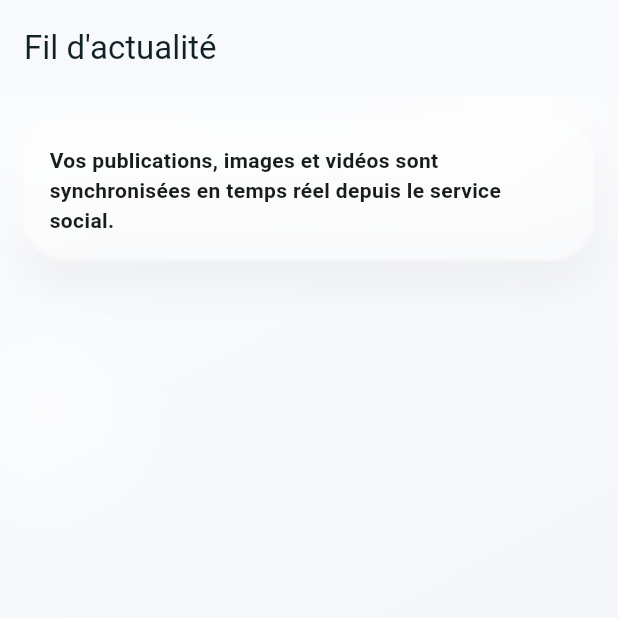
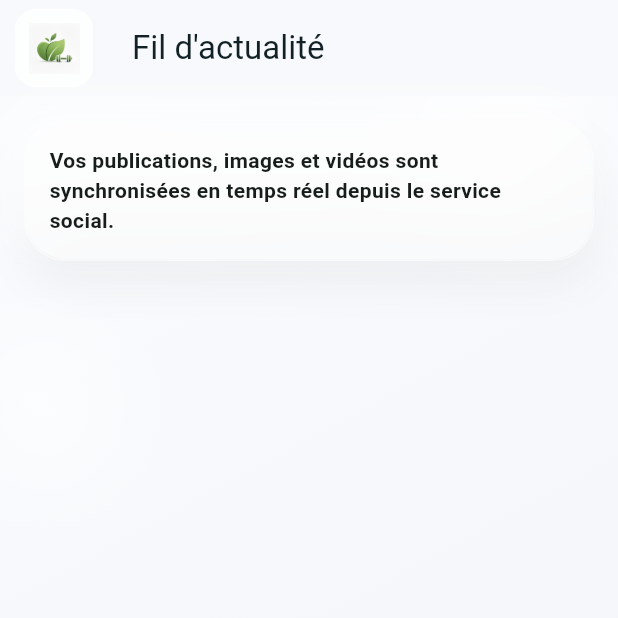
Before and after one commit to TEAM-MSPR-EPSI/health_ai_application, a Flutter app: the FeedPage screen opened directly, on a phone screen of 412 x 824 dp, the top half of it. Run offline on Flutter 3.47's test engine with Material 3 defaults, Android fonts, the phone set to English and light mode, and no system bars; our stand-ins replace device_info_plus, get, image_picker, shared_preferences, video_player, visibility_detector; accounts and stored records are empty.

```diff
--- a/lib/pages/feed_page.dart
+++ b/lib/pages/feed_page.dart
@@ -2,6 +2,7 @@ import 'package:flutter/material.dart';
 import 'package:get/get.dart';
 import 'package:health_ai_application/controllers/auth_controller.dart';
 import 'package:health_ai_application/controllers/feed_controller.dart';
+import 'package:health_ai_application/widgets/app_logo.dart';
 import 'package:health_ai_application/widgets/frosted_surface.dart';
 import 'package:health_ai_application/widgets/post_card.dart';
 
@@ -16,6 +17,7 @@ class FeedPage extends StatelessWidget {
     return Scaffold(
       appBar: AppBar(
         leadingWidth: 72,
+        leading: const Center(child: AppLogo(size: 34)),
         title: const Text('Fil d\'actualité'),
       ),
       body: Stack(
--- a/lib/pages/login_page.dart
+++ b/lib/pages/login_page.dart
@@ -4,6 +4,7 @@ import 'package:health_ai_application/controllers/auth_controller.dart';
 import 'package:health_ai_application/pages/main_navigation_page.dart';
 import 'package:health_ai_application/services/api_config.dart';
 import 'package:health_ai_application/services/local_network_detector.dart';
+import 'package:health_ai_application/widgets/app_logo.dart';
 import 'package:health_ai_application/widgets/frosted_surface.dart';
 import 'package:http/http.dart' as http;
 
@@ -231,6 +232,7 @@ class _LoginPageState extends State<LoginPage> {
     return Scaffold(
       appBar: AppBar(
         leadingWidth: 72,
+        leading: const Center(child: AppLogo(size: 34)),
         title: const Text('Accès à HealthAI'),
         actions: [
           IconButton(
@@ -250,6 +252,8 @@ class _LoginPageState extends State<LoginPage> {
                 child: Column(
                   crossAxisAlignment: CrossAxisAlignment.stretch,
                   children: [
+                    const SizedBox(height: 12),
+                    const Center(child: AppLogo(size: 80)),
                     const SizedBox(height: 24),
                     FrostedSurface(
                       padding: const EdgeInsets.all(22),
--- /dev/null
+++ b/lib/widgets/app_logo.dart
@@ -0,0 +1,30 @@
+import 'package:flutter/material.dart';
+
+class AppLogo extends StatelessWidget {
+  final double size;
+  final bool padding;
+
+  const AppLogo({
+    super.key,
+    this.size = 40,
+    this.padding = true,
+  });
+
+  @override
+  Widget build(BuildContext context) {
+    return Container(
+      padding: padding ? const EdgeInsets.all(8) : EdgeInsets.zero,
+      decoration: BoxDecoration(
+        color: Colors.white.withValues(alpha: 0.8),
+        borderRadius: BorderRadius.circular(size * 0.4),
+        border: Border.all(color: Colors.white.withValues(alpha: 0.5)),
+      ),
+      child: Image.asset(
+        'assets/images/logo.png',
+        width: size,
+        height: size,
+        fit: BoxFit.contain,
+      ),
+    );
+  }
+}
```
Also changed, not shown: lib/pages/create_post_page.dart (+62 -12 lines), lib/pages/profile_page.dart (+33 -5 lines), lib/widgets/post_card.dart (+65 -2 lines).
